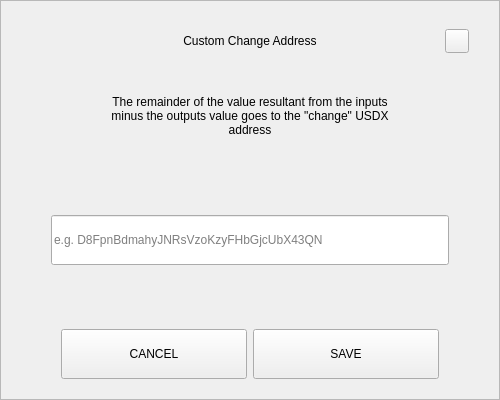
TheCodexBlockchain/advantage, file src/qt/pivx/forms/sendchangeaddressdialog.ui: the form before one commit.
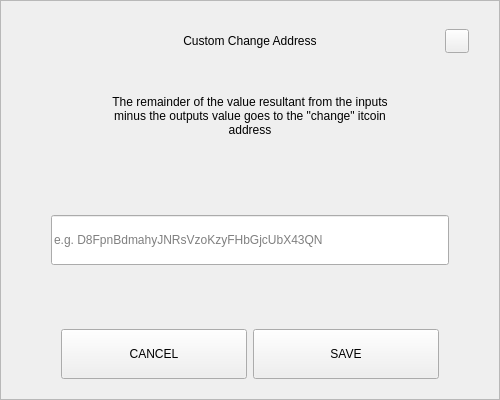
The form after the commit.

Commit message: rebrand itcoin

```diff
--- a/src/qt/pivx/forms/sendchangeaddressdialog.ui
+++ b/src/qt/pivx/forms/sendchangeaddressdialog.ui
@@ -164,7 +164,7 @@
          </size>
         </property>
         <property name="text">
-         <string>The remainder of the value resultant from the inputs minus the outputs value goes to the &quot;change&quot; USDX address</string>
+         <string>The remainder of the value resultant from the inputs minus the outputs value goes to the &quot;change&quot; itcoin address</string>
         </property>
         <property name="alignment">
          <set>Qt::AlignCenter</set>
```
The commit also changes 254 other files.
